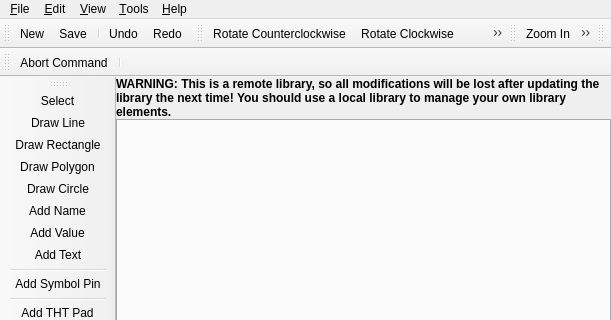
This is libs/librepcb/libraryeditor/libraryeditor.ui in LibrePCB/LibrePCB as Qt 5 draws it before an edit; both pictures show x 0 to 611 and y 0 to 320 of the 611 by 540 pixel window. The edited form follows.
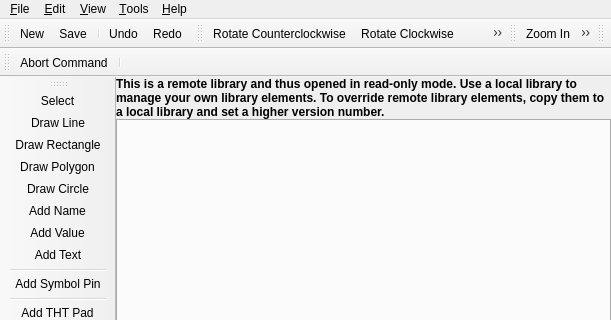
This is the edited form. Icons and pictures are not drawn. Custom widgets are drawn as their Qt base class.

Commit message:
Library editor: Make remote libraries completely read-only
For remote libraries, disable all widgets which would allow to modify
the library.

Patch:
```diff
--- a/libs/librepcb/libraryeditor/libraryeditor.ui
+++ b/libs/librepcb/libraryeditor/libraryeditor.ui
@@ -45,7 +45,7 @@
 };</string>
       </property>
       <property name="text">
-       <string>WARNING: This is a remote library, so all modifications will be lost after updating the library the next time! You should use a local library to manage your own library elements.</string>
+       <string>This is a remote library and thus opened in read-only mode. Use a local library to manage your own library elements. To override remote library elements, copy them to a local library and set a higher version number.</string>
       </property>
       <property name="wordWrap">
        <bool>true</bool>
```
The commit also changes 12 other files.
